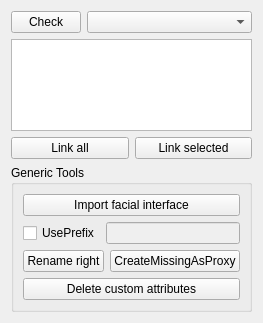
Above: pipeline/tools/resources/UI_FacialRig.ui from danielkenobi3d/bgb_short before the change. Below: the same form after it.
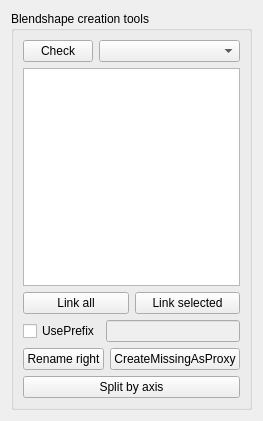
That is the form after the change.

What changed in the file:
```diff
--- a/pipeline/tools/resources/UI_FacialRig.ui
+++ b/pipeline/tools/resources/UI_FacialRig.ui
@@ -6,8 +6,8 @@
    <rect>
     <x>0</x>
     <y>0</y>
-    <width>236</width>
-    <height>323</height>
+    <width>256</width>
+    <height>421</height>
    </rect>
   </property>
   <property name="windowTitle">
@@ -15,6 +15,12 @@
   </property>
   <layout class="QVBoxLayout" name="verticalLayout">
    <item>
+    <widget class="QGroupBox" name="groupBox">
+     <property name="title">
+      <string>Blendshape creation tools</string>
+     </property>
+     <layout class="QVBoxLayout" name="verticalLayout_2">
+      <item>
     <layout class="QHBoxLayout" name="horizontalLayout">
      <item>
       <widget class="QPushButton" name="CheckBtn">
@@ -56,19 +62,6 @@
     </layout>
    </item>
    <item>
-    <widget class="QGroupBox" name="groupBox">
-     <property name="title">
-      <string>Generic Tools</string>
-     </property>
-     <layout class="QVBoxLayout" name="verticalLayout_2">
-      <item>
-       <widget class="QPushButton" name="ImportFacialInterfaceBtn">
-        <property name="text">
-         <string>Import facial interface</string>
-        </property>
-       </widget>
-      </item>
-      <item>
        <layout class="QHBoxLayout" name="horizontalLayout_3">
         <item>
          <widget class="QCheckBox" name="UsePrefixChkBx">
@@ -107,7 +100,7 @@
       <item>
        <widget class="QPushButton" name="DeleteAttributesBtn">
         <property name="text">
-         <string>Delete custom attributes</string>
+         <string>Split by axis</string>
         </property>
        </widget>
       </item>
```
Left out of the diff: 2 changed lines with no effect on the pictures. Lines whose indentation alone changed are shown as unchanged.
